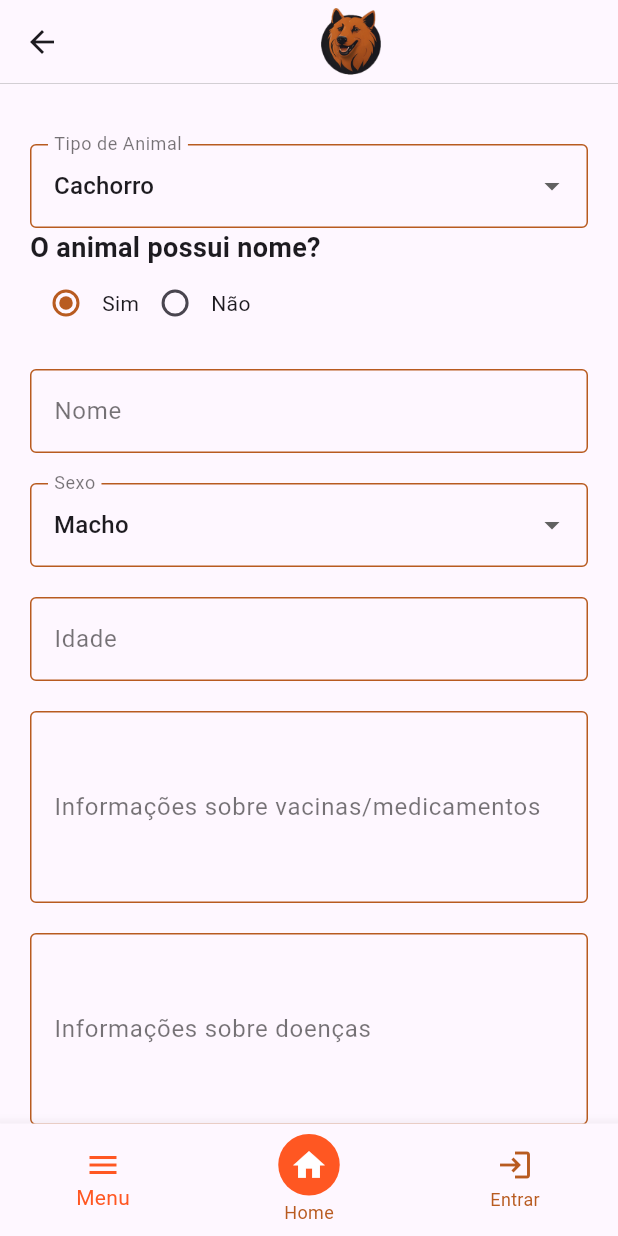
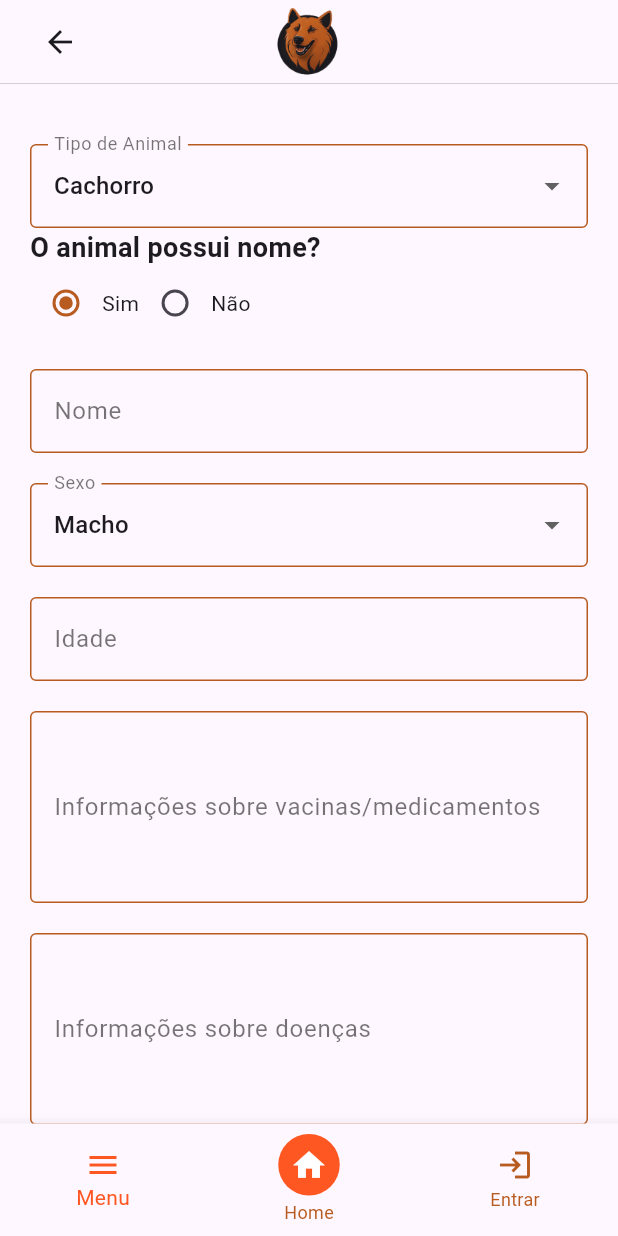
Before and after one commit to Pedro-Segatti/meu-novo-aumigo, a Flutter app: the AdoptionForm screen opened directly, on a phone screen of 412 x 824 dp. Run offline on Flutter 3.47's test engine with Material 3 defaults, Android fonts, the light colour scheme and no system bars; our stand-ins replace carousel_slider, cloud_firestore, firebase_auth, firebase_core, firebase_storage, font_awesome_flutter and 2 more; accounts and stored records are empty; generated files the repository leaves out were written again.

Commit message:
Centralizado icone

```diff
--- a/lib/view/global/topbar.dart
+++ b/lib/view/global/topbar.dart
@@ -8,23 +8,30 @@ class TopBar extends StatelessWidget implements PreferredSizeWidget {
   @override
   Widget build(BuildContext context) {
     return AppBar(
-      leading: showBackButton
-          ? IconButton(
-              icon: Icon(Icons.arrow_back),
-              onPressed: () => Navigator.pop(context),
-            )
-          : null,
       automaticallyImplyLeading: false,
-      centerTitle: true,
-      title: Row(
-        mainAxisAlignment: MainAxisAlignment.center,
-        children: <Widget>[
-          Image.asset(
-            'assets/img/logo.png', // Coloque o caminho da sua imagem aqui
-            fit: BoxFit.contain, // Ajuste da imagem dentro do espaço disponível
-            height: 45, // Ajuste a altura conforme necessário
-          ),
-        ],
+      title: Center(
+        child: Row(
+          mainAxisAlignment: MainAxisAlignment.center,
+          children: <Widget>[
+            if (showBackButton)
+              IconButton(
+                icon: Icon(Icons.arrow_back),
+                onPressed: () => Navigator.pop(context),
+              ),
+            Expanded(
+              flex: showBackButton ? 1 : 2,
+              child: Container(
+                child: Image.asset(
+                  'assets/img/logo.png',
+                  fit: BoxFit.contain,
+                  height: 45,
+                ),
+              ),
+            ),
+            if (showBackButton)
+              SizedBox(width: 50)
+          ],
+        ),
       ),
       bottom: PreferredSize(
         preferredSize: Size.fromHeight(1.0),
```
